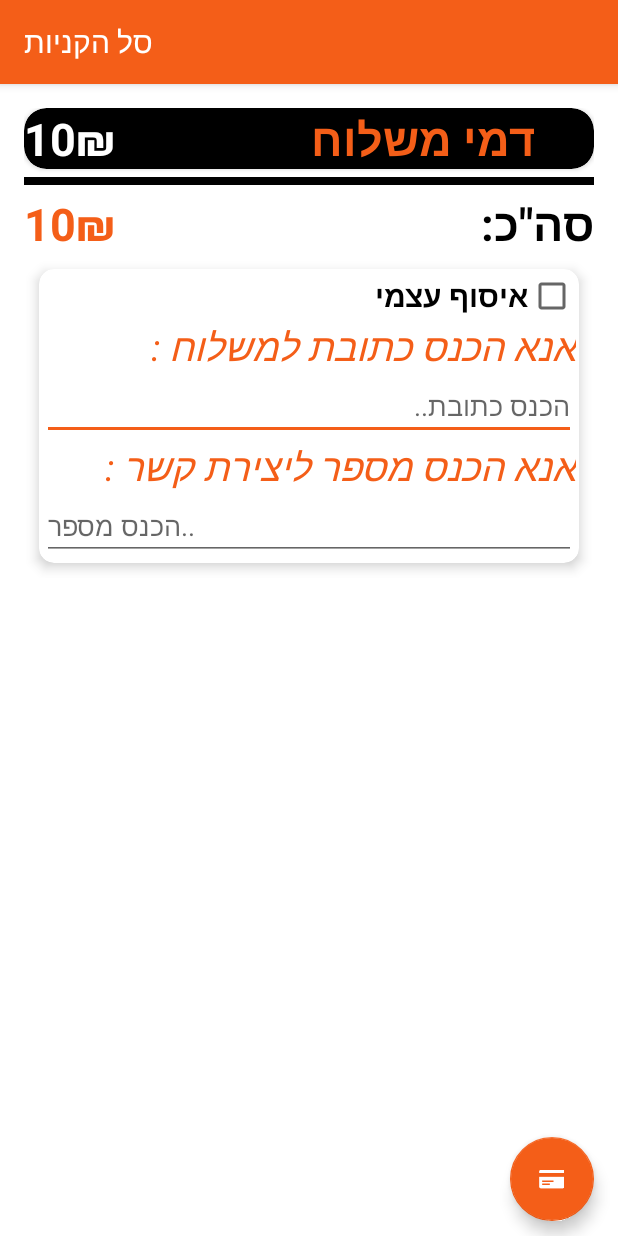
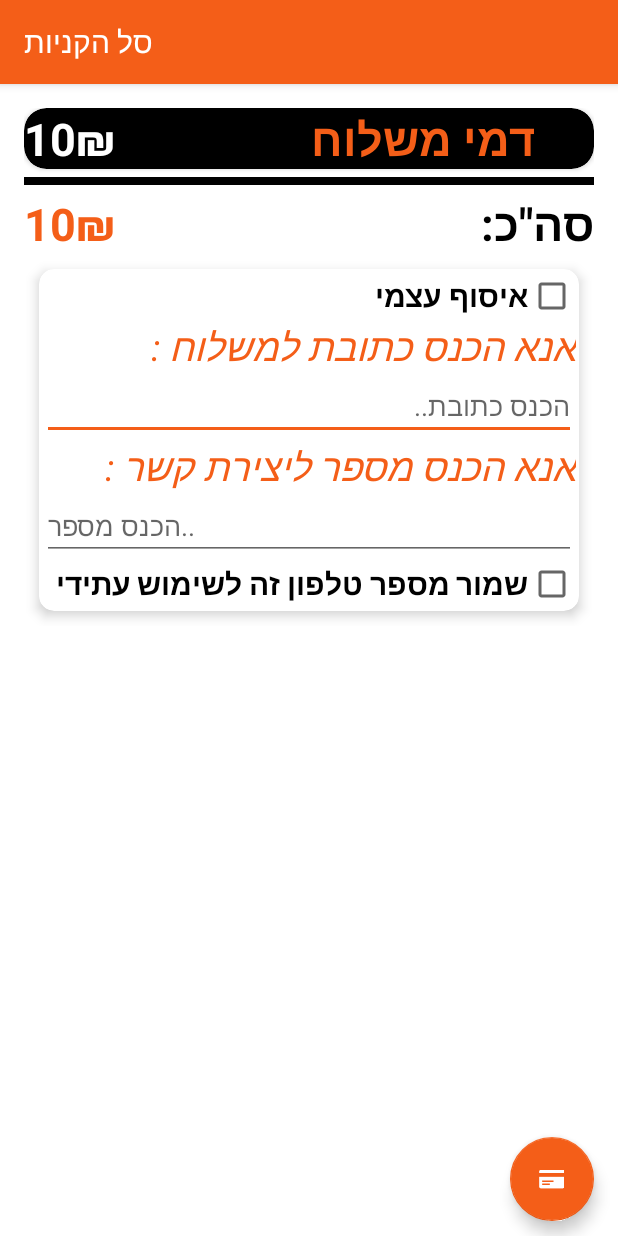
Before and after one commit to MohamedShker/ChickenGrill-master, an Android app: the ShoppingCartActivity screen opened directly, with no data from a screen before it, on a phone screen of 412 x 824 dp. Run offline under Robolectric (Android 15) with nearby library versions, the phone set to English and light mode, and no system bars; our stand-ins replace Firebase (no records; nobody signed in at launch, a user with empty details on screens opened directly).

Commit message:
done working on add to cart + num of duplication of a meal order + shopping cart activity layout.   need to work on edit meal order on click listener.Added a couple of todo's.

```diff
--- a/app/src/main/java/tm/shker/mohamed/chickengrill/Activities/MainActivity.java
+++ b/app/src/main/java/tm/shker/mohamed/chickengrill/Activities/MainActivity.java
@@ -80,8 +80,8 @@ public class MainActivity extends AppCompatActivity  {
         Picasso.with(this).load(R.drawable.main_activity_background).error(R.mipmap.ic_launcher).into(background);
 
         //init uid
-        uid = FirebaseAuth.getInstance().getCurrentUser().getUid();
-        mealOrdersREF = FirebaseDatabase.getInstance().getReference().child("MealOrders").child(uid);
+//        uid = FirebaseAuth.getInstance().getCurrentUser().getUid();
+//        mealOrdersREF = FirebaseDatabase.getInstance().getReference().child("MealOrders").child(uid);
 
     }
 
--- a/app/src/main/java/tm/shker/mohamed/chickengrill/Activities/ShoppingCartActivity.java
+++ b/app/src/main/java/tm/shker/mohamed/chickengrill/Activities/ShoppingCartActivity.java
@@ -23,6 +23,7 @@ import com.google.firebase.database.DataSnapshot;
 import com.google.firebase.database.DatabaseError;
 import com.google.firebase.database.DatabaseReference;
 import com.google.firebase.database.FirebaseDatabase;
+import com.google.firebase.database.ValueEventListener;
 
 import java.util.ArrayList;
 
@@ -37,7 +38,7 @@ public class ShoppingCartActivity extends AppCompatActivity {
     private EditText etPhoneNumber;
     private TextView tvTotalCost , tvdeliveryCost;
     private LinearLayout llAdressWrapper;
-    private CheckBox cbPickUp;
+    private CheckBox cbPickUp , cbSavePhoneNum;
     private String lastChar;
 
 
@@ -46,7 +47,7 @@ public class ShoppingCartActivity extends AppCompatActivity {
     private ChildEventListener childEventListener;
     private DatabaseReference mealOrdersREF;
 
-    private FullOrder fullOrder = new FullOrder();
+    private FullOrder fullOrder;
     private boolean withDelivery;
 
     @Override
@@ -56,30 +57,37 @@ public class ShoppingCartActivity extends AppCompatActivity {
         Toolbar toolbar = (Toolbar) findViewById(R.id.toolbar);
         setSupportActionBar(toolbar);
 
-        FloatingActionButton fab = (FloatingActionButton) findViewById(R.id.fabShoppingCartActivity);
-        fab.setOnClickListener(new View.OnClickListener() {
+
+        initFields();
+
+        //init users full order.
+        final FirebaseUser firebaseUser = FirebaseAuth.getInstance().getCurrentUser();
+        User user = new User(firebaseUser.getEmail(),firebaseUser.getDisplayName());
+        fullOrder.setUser(user);
+
+        //for receiving the user contact number.
+        etPhoneNumber = (EditText) findViewById(R.id.etPhoneNumber);
+        tvTotalCost = (TextView) findViewById(R.id.tvTotalCost);
+        enablePhoneNumFormatter();
+
+        String uid = firebaseUser.getUid();
+        DatabaseReference phoneNumberREF = FirebaseDatabase.getInstance().getReference().child("Users").child(uid).child("phoneNumber");
+        phoneNumberREF.addValueEventListener(new ValueEventListener() {
             @Override
-            public void onClick(View view) {
-                Snackbar.make(view, "Replace with your own action", Snackbar.LENGTH_LONG)
-                        .setAction("Action", null).show();
+            public void onDataChange(DataSnapshot dataSnapshot) {
+                String phoneNumber = dataSnapshot.getValue(String.class);
+                if(phoneNumber != null)
+                    etPhoneNumber.setText(phoneNumber);
+            }
+
+            @Override
+            public void onCancelled(DatabaseError databaseError) {
+
             }
         });
 
-        //init users full order.
-        FirebaseUser firebaseUser = FirebaseAuth.getInstance().getCurrentUser();
-        User user = new User(firebaseUser.getEmail(),firebaseUser.getDisplayName());
-        //fullOrder = new FullOrder();
-        fullOrder.setUser(user);
 
-       initFields();
-
-        etPhoneNumber = (EditText) findViewById(R.id.etPhoneNumber);
-        tvTotalCost = (TextView) findViewById(R.id.tvTotalCost);
-        lastChar = " ";
-        enablePhoneNumFormatter();
-
-        withDelivery = true;
-
+        //for receiving the users choice whether he want to pickup the order/ getting it by Delivery.
         tvdeliveryCost = (TextView) findViewById(R.id.tvdeliveryCost);
         llAdressWrapper = (LinearLayout) findViewById(R.id.llAdressWrapper);
         cbPickUp = (CheckBox) findViewById(R.id.cbPickUp);
@@ -102,6 +110,20 @@ public class ShoppingCartActivity extends AppCompatActivity {
             }
         });
 
+        //saving the phone number that the user entered.
+        cbSavePhoneNum = (CheckBox) findViewById(R.id.cbSavePhoneNum);
+        cbSavePhoneNum.setOnCheckedChangeListener(new CompoundButton.OnCheckedChangeListener() {
+            @Override
+            public void onCheckedChanged(CompoundButton buttonView, boolean isChecked) {
+                if(isChecked){
+                    String phoneNumber = etPhoneNumber.getText().toString();
+                    fullOrder.getUser().setPhoneNumber(phoneNumber);
+                    String uid = firebaseUser.getUid();
+                    FirebaseDatabase.getInstance().getReference().child("Users").child(uid).child("phoneNumber").setValue(phoneNumber);
+                }
+            }
+        });
+
 
 
 
@@ -113,6 +135,20 @@ public class ShoppingCartActivity extends AppCompatActivity {
         adapter = new MealOrderAdapter(mealOrdersSnapshots,this);
         recyclerView.setLayoutManager(new LinearLayoutManager(this));
         recyclerView.setAdapter(adapter);
+
+
+        //pay onclick listener:
+        FloatingActionButton fab = (FloatingActionButton) findViewById(R.id.fabShoppingCartActivity);
+        fab.setOnClickListener(new View.OnClickListener() {
+            @Override
+            public void onClick(View view) {
+                Snackbar.make(view, "Replace with your own action", Snackbar.LENGTH_LONG)
+                        .setAction("Action", null).show();
+                if(withDelivery) {
+                    //testMinOrderCost(); //// TODO: 17/02/2017 check if the cost of the full order is more than 70 shekels else throw an error
+                }
+            }
+        });
     }
 
     private void enablePhoneNumFormatter() {
@@ -181,6 +217,11 @@ public class ShoppingCartActivity extends AppCompatActivity {
             }
         };
 
+        fullOrder = new FullOrder();
+        withDelivery = true;
+
+        //for formatting the phone number. used in enablePhoneNumFormatter() function.
+        lastChar = " ";
     }
 
     private int calculateSUM() {
--- a/app/src/main/java/tm/shker/mohamed/chickengrill/Objects/FullOrder.java
+++ b/app/src/main/java/tm/shker/mohamed/chickengrill/Objects/FullOrder.java
@@ -28,12 +28,8 @@ public class FullOrder implements Serializable {
     private int calculateSUM() {
         int sum = 0;
         for (MealOrder mealOrder : mealOrders) {
-
             int currMealCost = Integer.parseInt(mealOrder.getOrderedMeal().get(0).getMealCost());
-            int numOfDuplication = mealOrder.getNumOfDuplicationOfTheMeal();
-            int CurrMealOrderTotalCost = currMealCost * numOfDuplication;
-
-            sum += CurrMealOrderTotalCost;
+            sum += currMealCost;
         }
 
         if(withDelivery)
--- a/app/src/main/java/tm/shker/mohamed/chickengrill/Objects/User.java
+++ b/app/src/main/java/tm/shker/mohamed/chickengrill/Objects/User.java
@@ -1,6 +1,7 @@
 package tm.shker.mohamed.chickengrill.Objects;
 
 import java.io.Serializable;
+import java.util.ArrayList;
 
 /**
  * Created by mohamed on 30/09/2016.
@@ -9,18 +10,21 @@ import java.io.Serializable;
 public class User implements Serializable{
     private String email;
     private String displayName;
+    private String phoneNumber;
+    //private ArrayList<String> Addresses; // TODO: 17/02/2017 add a list of addresses for every user, and display them as a Suggestions in the address edit text.
 
     public User() {
-    }
-
-    public User(String email, String displayName) {
-        this.email = email;
-        this.displayName = displayName;
     }
 
     public User(String email) {
         this.email = email;
         this.displayName = email.split("@")[0];
+    }
+
+    public User(String email, String phoneNumber) {
+        this.email = email;
+        this.displayName = email.split("@")[0];
+        this.phoneNumber = phoneNumber;
     }
 
     public String getEmail() {
@@ -39,6 +43,14 @@ public class User implements Serializable{
         this.displayName = displayName;
     }
 
+    public String getPhoneNumber() {
+        return phoneNumber;
+    }
+
+    public void setPhoneNumber(String phoneNumber) {
+        this.phoneNumber = phoneNumber;
+    }
+
     @Override
     public String toString() {
         return "User{" +
--- a/app/src/main/res/layout/content_shopping_cart.xml
+++ b/app/src/main/res/layout/content_shopping_cart.xml
@@ -50,7 +50,7 @@
                         android:layout_weight="2"
                         android:text="10₪"
                         android:textColor="@color/white"
-                        android:textSize="30dp"
+                        android:textSize="30sp"
                         android:textStyle="bold" />
 
                     <TextView
@@ -60,7 +60,7 @@
                         android:text="דמי משלוח"
                         android:textAlignment="center"
                         android:textColor="@color/orange"
-                        android:textSize="30dp"
+                        android:textSize="30sp"
                         android:textStyle="bold" />
 
 
@@ -88,7 +88,7 @@
                     android:layout_weight="2"
                     android:text="10₪"
                     android:textColor="@color/orange"
-                    android:textSize="30dp"
+                    android:textSize="30sp"
                     android:textStyle="bold" />
 
                 <TextView
@@ -97,7 +97,7 @@
                     android:layout_weight="3"
                     android:text="@string/total"
                     android:textColor="@color/black"
-                    android:textSize="30dp"
+                    android:textSize="30sp"
                     android:textStyle="bold" />
 
             </LinearLayout>
@@ -123,7 +123,7 @@
                         android:layout_height="wrap_content"
                         android:layoutDirection="rtl"
                         android:text="איסוף עצמי"
-                        android:textSize="20dp"
+                        android:textSize="20sp"
                         android:textStyle="bold" />
 
                     <LinearLayout
@@ -137,7 +137,7 @@
                             android:layout_height="wrap_content"
                             android:text="אנא הכנס כתובת למשלוח :"
                             android:textColor="@color/orange"
-                            android:textSize="25dp"
+                            android:textSize="25sp"
                             android:textStyle="italic" />
 
                         <EditText
@@ -154,7 +154,7 @@
                         android:layout_height="wrap_content"
                         android:text="@string/insert_phone_number"
                         android:textColor="@color/orange"
-                        android:textSize="25dp"
+                        android:textSize="25sp"
                         android:textStyle="italic" />
 
                     <EditText
@@ -167,6 +167,16 @@
                         android:lines="1"
                         android:maxLength="12"
                         android:textColor="@color/black" />
+
+
+                    <CheckBox
+                        android:id="@+id/cbSavePhoneNum"
+                        android:layout_width="match_parent"
+                        android:layout_height="wrap_content"
+                        android:layoutDirection="rtl"
+                        android:text="שמור מספר טלפון זה לשימוש עתידי"
+                        android:textSize="20sp"
+                        android:textStyle="bold" />
                 </LinearLayout>
 
             </android.support.v7.widget.CardView>
```
Also changed, not shown: 1 other file.
